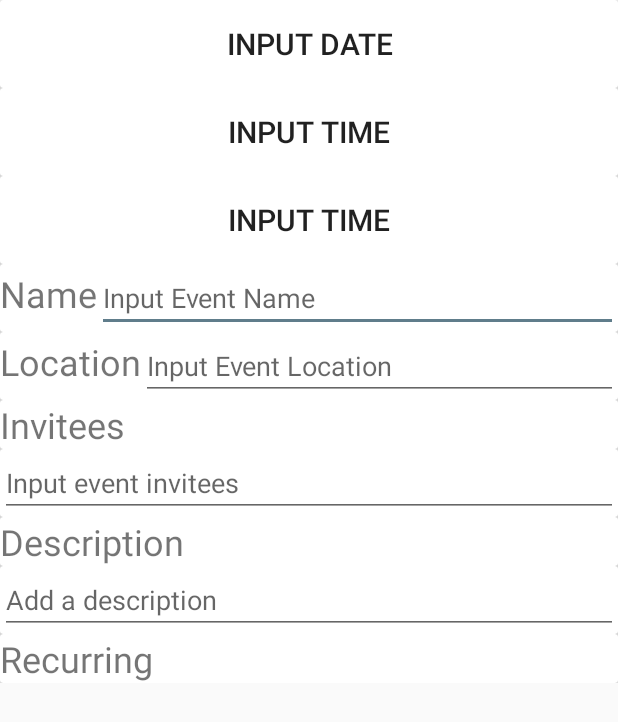
After one commit to ckeinsley/RHIT-HMU, an Android app: the layout dialog_fragment_add_edit_delete_event.xml on its own in the app's theme, with its tools: preview values and no code run, on a phone screen of 412 x 824 dp. The commit adds this screen. Shown: the top 722 px of the screen. Run offline under Robolectric (Android 15) with nearby library versions, the phone set to English and light mode, and no system bars.

Commit message:
Ported the add/edit fragment into a dialog fragment and modified the corresponding xml layouts -Christopher Keinsley

```diff
--- a/app/build.gradle
+++ b/app/build.gradle
@@ -5,7 +5,7 @@ android {
     buildToolsVersion "25.0.2"
     defaultConfig {
         applicationId "edu.rosehulman.keinslc.rhithmu"
-        minSdkVersion 15
+        minSdkVersion 17
         targetSdkVersion 25
         versionCode 1
         versionName "1.0"
@@ -28,5 +28,6 @@ dependencies {
     compile 'com.android.support:design:25.1.0'
     compile 'com.github.alamkanak:android-week-view:1.2.6'
     compile 'com.android.support:support-v4:25.1.0'
+    compile 'com.android.support:cardview-v7:25.0.1'
     testCompile 'junit:junit:4.12'
 }
--- /dev/null
+++ b/app/src/main/res/layout/dialog_fragment_add_edit_delete_event.xml
@@ -0,0 +1,177 @@
+<ScrollView xmlns:android="http://schemas.android.com/apk/res/android"
+    xmlns:tools="http://schemas.android.com/tools"
+    android:layout_width="match_parent"
+    android:layout_height="match_parent"
+    android:orientation="vertical"
+    tools:context="edu.rosehulman.keinslc.rhithmu.fragments.AddEditDeleteEventDialogFragment">
+
+    <LinearLayout
+        android:layout_width="match_parent"
+        android:layout_height="wrap_content"
+        android:orientation="vertical">
+
+        <android.support.v7.widget.CardView
+            android:layout_width="match_parent"
+            android:layout_height="wrap_content">
+
+            <Button
+                android:id="@+id/event_calendar_edit_button"
+                style="@style/Widget.AppCompat.Button.Borderless"
+                android:layout_width="match_parent"
+                android:layout_height="wrap_content"
+                android:layout_margin="5dp"
+                android:text="Input Date"
+                android:textSize="20sp" />
+        </android.support.v7.widget.CardView>
+
+        <android.support.v7.widget.CardView
+            android:layout_width="match_parent"
+            android:layout_height="wrap_content">
+
+            <LinearLayout
+                android:layout_width="match_parent"
+                android:layout_height="wrap_content"
+                android:orientation="horizontal">
+
+                <Button
+                    android:id="@+id/start_time_edit_button"
+                    style="@style/Widget.AppCompat.Button.Borderless"
+                    android:layout_width="match_parent"
+                    android:layout_height="wrap_content"
+                    android:layout_margin="5dp"
+                    android:text="Input time"
+                    android:textSize="20sp" />
+            </LinearLayout>
+        </android.support.v7.widget.CardView>
+
+        <android.support.v7.widget.CardView
+            android:layout_width="match_parent"
+            android:layout_height="wrap_content">
+
+            <LinearLayout
+                android:layout_width="match_parent"
+                android:layout_height="wrap_content"
+                android:orientation="horizontal">
+
+                <Button
+                    android:id="@+id/end_time_edit_button"
+                    style="@style/Widget.AppCompat.Button.Borderless"
+                    android:layout_width="match_parent"
+                    android:layout_height="wrap_content"
+                    android:layout_margin="5dp"
+                    android:text="Input time"
+                    android:textSize="20sp" />
+            </LinearLayout>
+        </android.support.v7.widget.CardView>
+
+        <android.support.v7.widget.CardView
+            android:layout_width="match_parent"
+            android:layout_height="wrap_content">
+
+            <LinearLayout
+                android:layout_width="match_parent"
+                android:layout_height="wrap_content"
+                android:orientation="horizontal">
+
+                <TextView
+                    android:layout_width="wrap_content"
+                    android:layout_height="wrap_content"
+                    android:text="Name"
+                    android:textSize="24sp" />
+
+                <EditText
+                    android:id="@+id/event_name_editText"
+                    android:layout_width="match_parent"
+                    android:layout_height="wrap_content"
+                    android:hint="Input Event Name" />
+            </LinearLayout>
+        </android.support.v7.widget.CardView>
+
+        <android.support.v7.widget.CardView
+            android:layout_width="match_parent"
+            android:layout_height="wrap_content">
+
+            <LinearLayout
+                android:layout_width="match_parent"
+                android:layout_height="wrap_content"
+                android:orientation="horizontal">
+
+                <TextView
+                    android:layout_width="wrap_content"
+                    android:layout_height="wrap_content"
+                    android:text="Location"
+                    android:textSize="24sp" />
+
+                <EditText
+                    android:layout_width="match_parent"
+                    android:layout_height="wrap_content"
+                    android:hint="Input Event Location" />
+            </LinearLayout>
+        </android.support.v7.widget.CardView>
+
+
+        <android.support.v7.widget.CardView
+            android:layout_width="match_parent"
+            android:layout_height="wrap_content">
+
+            <TextView
+                android:layout_width="match_parent"
+                android:layout_height="wrap_content"
+                android:text="Invitees"
+                android:textSize="24sp" />
+        </android.support.v7.widget.CardView>
+
+        <android.support.v7.widget.CardView
+            android:layout_width="match_parent"
+            android:layout_height="wrap_content">
+
+            <EditText
+                android:id="@+id/event_invitees_edit"
+                android:layout_width="match_parent"
+                android:layout_height="wrap_content"
+                android:hint="Input event invitees"
+                android:textSize="18sp" />
+        </android.support.v7.widget.CardView>
+
+        <android.support.v7.widget.CardView
+            android:layout_width="match_parent"
+            android:layout_height="wrap_content">
+
+            <TextView
+                android:layout_width="match_parent"
+                android:layout_height="wrap_content"
+                android:text="Description"
+                android:textSize="24sp" />
+        </android.support.v7.widget.CardView>
+
+        <android.support.v7.widget.CardView
+            android:layout_width="match_parent"
+            android:layout_height="wrap_content">
+
+            <EditText
+                android:id="@+id/event_description_edit"
+                android:layout_width="match_parent"
+                android:layout_height="wrap_content"
+                android:hint="Add a description"
+                android:textSize="18sp" />
+        </android.support.v7.widget.CardView>
+
+        <android.support.v7.widget.CardView
+            android:layout_width="match_parent"
+            android:layout_height="wrap_content">
+
+            <LinearLayout
+                android:layout_width="match_parent"
+                android:layout_height="wrap_content"
+                android:orientation="horizontal">
+
+                <TextView
+                    android:layout_width="wrap_content"
+                    android:layout_height="wrap_content"
+                    android:text="Recurring"
+                    android:textSize="24sp" />
+            </LinearLayout>
+        </android.support.v7.widget.CardView>
+
+    </LinearLayout>
+</ScrollView>
```
Also changed, not shown: app/src/main/java/edu/rosehulman/keinslc/rhithmu/MainActivity.java (+14 -3 lines), app/src/main/java/edu/rosehulman/keinslc/rhithmu/fragments/AddEditDeleteEventDialogFragment.java (added, +62 -0 lines), app/src/main/java/edu/rosehulman/keinslc/rhithmu/fragments/AddEditDeleteEventFragment.java (deleted, +0 -120 lines), app/src/main/res/layout/fragment_add_edit_delete_event.xml (deleted, +0 -117 lines).
